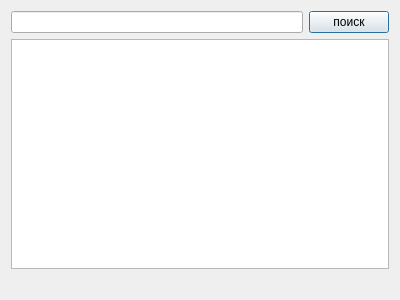
Before: the Qt Designer form master.ui in shesmu291/qt.reg, drawn with Qt 5.
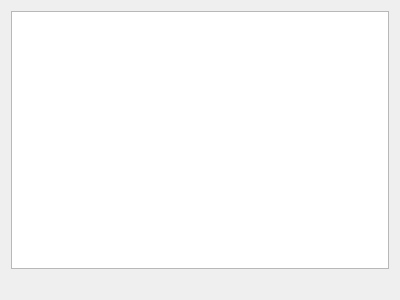
After: the same form once the commit is applied.

Diff of the .ui file:
```diff
--- a/master.ui
+++ b/master.ui
@@ -15,18 +15,7 @@
   </property>
   <layout class="QVBoxLayout" name="verticalLayout">
    <item>
-    <layout class="QHBoxLayout" name="horizontalLayout_2">
-     <item>
-      <widget class="QLineEdit" name="pos"/>
-     </item>
-     <item>
-      <widget class="QPushButton" name="pushButton">
-       <property name="text">
-        <string>поиск</string>
-       </property>
-      </widget>
-     </item>
-    </layout>
+    <layout class="QHBoxLayout" name="horizontalLayout_2"/>
    </item>
    <item>
     <widget class="QTextEdit" name="textEdit"/>
```
